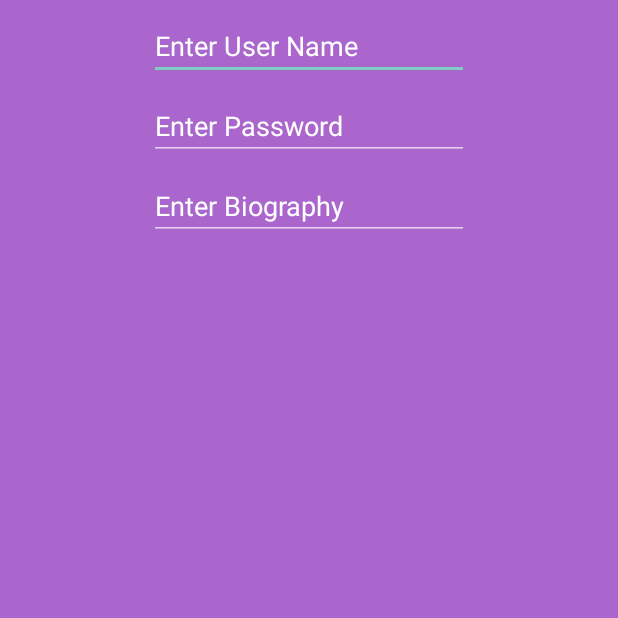
After one commit to diegov5/BUNCHIN, an Android app: the SignupActivity screen opened directly, with no data from a screen before it, on a phone screen of 412 x 824 dp, the top half of it. The commit adds this screen. Run offline under Robolectric (Android 15) with nearby library versions, the phone set to English and light mode, and no system bars; Roboto replaces fonts that are not available here.

Commit message:
Added some more improvements to profile XML, attempted gesture usage

```diff
--- /dev/null
+++ b/app/src/main/java/spazm/spazm/SignupActivity.java
@@ -0,0 +1,67 @@
+package spazm.spazm;
+
+import android.content.Intent;
+import android.database.Cursor;
+import android.graphics.Bitmap;
+import android.graphics.BitmapFactory;
+import android.net.Uri;
+import android.os.Bundle;
+import android.provider.MediaStore;
+import android.support.v7.app.AppCompatActivity;
+import android.view.View;
+
+/**
+ * Created by Diego Valdez Local on 4/24/2018.
+ */
+
+public class SignupActivity extends AppCompatActivity {
+
+    private final static int SELECT_PHOTO = 12345;
+
+    @Override
+    protected void onCreate(Bundle savedInstanceState) {
+        super.onCreate(savedInstanceState);
+        setContentView(R.layout.activity_signup);
+    }
+
+
+
+     /*imagePick.setOnClickListener(new View.OnClickListener() {
+            @Override
+            public void onClick(View v) {
+                Intent photoPickerIntent = new Intent(Intent.ACTION_PICK);
+                photoPickerIntent.setType("image/*");
+                startActivityForResult(photoPickerIntent, SELECT_PHOTO);
+            }
+        });
+
+        @Override
+        protected void onActivityResult(int requestCode, int resultCode, Intent data) {
+            super.onActivityResult(requestCode, resultCode, data);
+
+            // Here we need to check if the activity that was triggers was the Image Gallery.
+            // If it is the requestCode will match the LOAD_IMAGE_RESULTS value.
+            // If the resultCode is RESULT_OK and there is some data we know that an image was picked.
+            if (requestCode == SELECT_PHOTO && resultCode == RESULT_OK && data != null) {
+                // Let's read picked image data - its URI
+                Uri pickedImage = data.getData();
+                // Let's read picked image path using content resolver
+                String[] filePath = { MediaStore.Images.Media.DATA };
+                Cursor cursor = getContentResolver().query(pickedImage, filePath, null, null, null);
+                cursor.moveToFirst();
+                String imagePath = cursor.getString(cursor.getColumnIndex(filePath[0]));
+
+                BitmapFactory.Options options = new BitmapFactory.Options();
+                options.inPreferredConfig = Bitmap.Config.ARGB_8888;
+                Bitmap bitmap = BitmapFactory.decodeFile(imagePath, options);
+                imageView.setImageBitmap(bitmap);
+
+                // Do something with the bitmap
+
+
+                // At the end remember to close the cursor or you will end with the RuntimeException!
+                cursor.close();
+            }
+        }
+        */
+}
--- a/app/src/main/res/layout/activity_launch.xml
+++ b/app/src/main/res/layout/activity_launch.xml
@@ -88,5 +88,11 @@
         android:text="SIGN UP"
         android:textSize="30sp" />
 
+    <Button
+        android:id="@+id/TEST"
+        android:layout_width="match_parent"
+        android:layout_height="wrap_content"
+        android:text="Diego's testing page" />
+
 
 </LinearLayout>
--- /dev/null
+++ b/app/src/main/res/layout/activity_signup.xml
@@ -0,0 +1,55 @@
+<?xml version="1.0" encoding="utf-8"?>
+<android.support.constraint.ConstraintLayout xmlns:android="http://schemas.android.com/apk/res/android"
+    xmlns:app="http://schemas.android.com/apk/res-auto"
+    xmlns:tools="http://schemas.android.com/tools"
+    android:orientation="vertical"
+    android:layout_width="match_parent"
+    android:layout_height="match_parent"
+    tools:context="spazm.spazm.LaunchActivity"
+    android:weightSum="1"
+    android:background="@android:color/holo_purple"
+    android:id="@+id/linearLayout2">
+
+    <EditText
+        android:id="@+id/NEW_USERNAME"
+        android:layout_width="wrap_content"
+        android:layout_height="wrap_content"
+        android:layout_marginEnd="8dp"
+        android:layout_marginStart="8dp"
+        android:layout_marginTop="8dp"
+        android:ems="10"
+        android:inputType="textPersonName"
+        android:text="Enter User Name"
+        app:layout_constraintEnd_toEndOf="parent"
+        app:layout_constraintStart_toStartOf="parent"
+        app:layout_constraintTop_toTopOf="parent" />
+
+    <EditText
+        android:id="@+id/NEW_PASSWORD"
+        android:layout_width="wrap_content"
+        android:layout_height="wrap_content"
+        android:layout_marginEnd="8dp"
+        android:layout_marginStart="8dp"
+        android:layout_marginTop="8dp"
+        android:ems="10"
+        android:inputType="textVisiblePassword"
+        android:text="Enter Password"
+        app:layout_constraintEnd_toEndOf="parent"
+        app:layout_constraintStart_toStartOf="parent"
+        app:layout_constraintTop_toBottomOf="@+id/NEW_USERNAME" />
+
+    <EditText
+        android:id="@+id/NEW_BIOGRAPHY"
+        android:layout_width="wrap_content"
+        android:layout_height="wrap_content"
+        android:layout_marginEnd="8dp"
+        android:layout_marginStart="8dp"
+        android:layout_marginTop="8dp"
+        android:ems="10"
+        android:inputType="textMultiLine"
+        android:text="Enter Biography"
+        app:layout_constraintEnd_toEndOf="parent"
+        app:layout_constraintStart_toStartOf="parent"
+        app:layout_constraintTop_toBottomOf="@+id/NEW_PASSWORD" />
+
+</android.support.constraint.ConstraintLayout>
--- a/app/src/main/res/values/strings.xml
+++ b/app/src/main/res/values/strings.xml
@@ -1,4 +1,9 @@
 <resources>
     <string name="app_name">BUNCHN\'</string>
     <string name="HOT_SPAZMS">HOT SPAZMS</string>
+
+    <string name="dummy_section_text">Section %1d is just a dummy section.</string>
+
+    <string name="demo_external_activity">Demo External Activity</string>
+    <string name="demo_collection">Demo Collection</string>
 </resources>
```
Also changed, not shown: app/src/main/AndroidManifest.xml (+14 -0 lines), app/src/main/java/spazm/spazm/CollectionDemoActivity.java (added, +148 -0 lines), app/src/main/java/spazm/spazm/LaunchActivity.java (+16 -0 lines), app/src/main/java/spazm/spazm/MainActivity.java (added, +204 -0 lines), app/src/main/res/layout/activity_collection_demo.xml (added, +35 -0 lines), app/src/main/res/layout/activity_main.xml (added, +20 -0 lines), app/src/main/res/layout/fragment_collection_object.xml (added, +23 -0 lines), app/src/main/res/layout/fragment_section_dummy.xml (added, +23 -0 lines), app/src/main/res/layout/fragment_section_launchpad.xml (added, +39 -0 lines).
